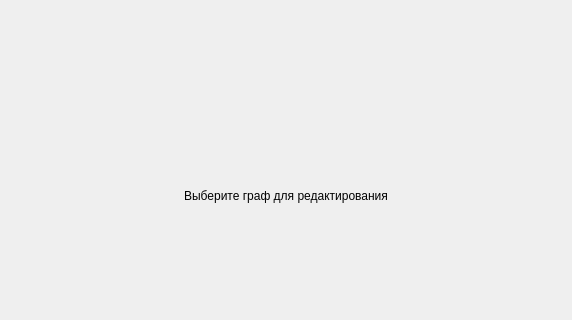
Qt form Libraries/EditorForm/src/GraphEdit/graphtabwidget.ui (VinTRiZz/GraphEditor) before a commit; both pictures show x 0 to 572 and y 169 to 489 of the 572 by 489 pixel window.
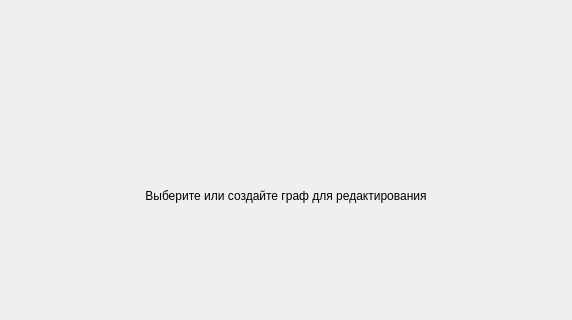
The same form after that commit. Custom widgets are drawn as their Qt base class.

Commit message: Исправил текст стартовой формы

```diff
--- a/Libraries/EditorForm/src/GraphEdit/graphtabwidget.ui
+++ b/Libraries/EditorForm/src/GraphEdit/graphtabwidget.ui
@@ -42,7 +42,7 @@
       </sizepolicy>
      </property>
      <property name="text">
-      <string>Выберите граф для редактирования</string>
+      <string>Выберите или создайте граф для редактирования</string>
      </property>
      <property name="alignment">
       <set>Qt::AlignCenter</set>
```
The commit also changes 1 other file.
